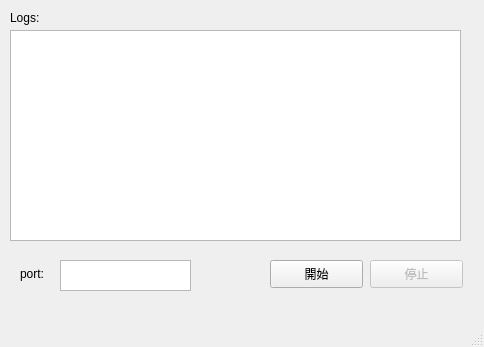
Qt form libjpeg_turbo/serverui.ui (wei-coding/NCHU-Game-Streaming) before a commit.
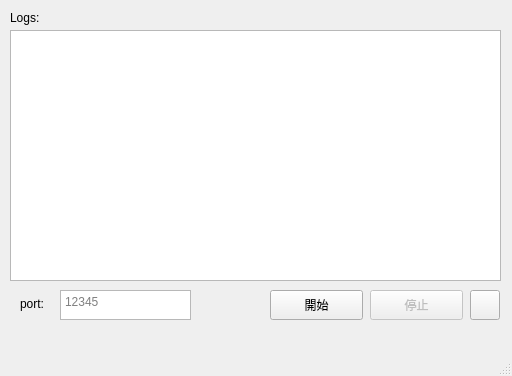
The same form after that commit. Icons and pictures are not drawn.

```diff
--- a/libjpeg_turbo/serverui.ui
+++ b/libjpeg_turbo/serverui.ui
@@ -6,8 +6,8 @@
    <rect>
     <x>0</x>
     <y>0</y>
-    <width>484</width>
-    <height>347</height>
+    <width>512</width>
+    <height>376</height>
    </rect>
   </property>
   <property name="windowTitle">
@@ -32,10 +32,19 @@
      <rect>
       <x>10</x>
       <y>30</y>
-      <width>451</width>
-      <height>211</height>
+      <width>491</width>
+      <height>251</height>
      </rect>
     </property>
+    <property name="contextMenuPolicy">
+     <enum>Qt::CustomContextMenu</enum>
+    </property>
+    <property name="statusTip">
+     <string>目前伺服器的紀錄</string>
+    </property>
+    <property name="sizeAdjustPolicy">
+     <enum>QAbstractScrollArea::AdjustToContents</enum>
+    </property>
     <property name="readOnly">
      <bool>true</bool>
     </property>
@@ -44,7 +53,7 @@
     <property name="geometry">
      <rect>
       <x>20</x>
-      <y>266</y>
+      <y>296</y>
       <width>58</width>
       <height>15</height>
      </rect>
@@ -53,23 +62,32 @@
      <string>port:</string>
     </property>
    </widget>
-   <widget class="QTextEdit" name="port">
+   <widget class="QTextEdit" name="port_textedit">
+    <property name="enabled">
+     <bool>true</bool>
+    </property>
     <property name="geometry">
      <rect>
       <x>60</x>
-      <y>260</y>
+      <y>290</y>
       <width>131</width>
-      <height>31</height>
+      <height>30</height>
      </rect>
     </property>
+    <property name="statusTip">
+     <string>輸入要開啟的port</string>
+    </property>
+    <property name="placeholderText">
+     <string>12345</string>
+    </property>
    </widget>
    <widget class="QPushButton" name="Start_Button">
     <property name="geometry">
      <rect>
       <x>270</x>
-      <y>260</y>
+      <y>290</y>
       <width>93</width>
-      <height>28</height>
+      <height>30</height>
      </rect>
     </property>
     <property name="text">
@@ -83,15 +101,32 @@
     <property name="geometry">
      <rect>
       <x>370</x>
-      <y>260</y>
+      <y>290</y>
       <width>93</width>
-      <height>28</height>
+      <height>30</height>
      </rect>
     </property>
     <property name="text">
      <string>停止</string>
     </property>
    </widget>
+   <widget class="QPushButton" name="about_button">
+    <property name="geometry">
+     <rect>
+      <x>470</x>
+      <y>290</y>
+      <width>30</width>
+      <height>30</height>
+     </rect>
+    </property>
+    <property name="text">
+     <string/>
+    </property>
+    <property name="icon">
+     <iconset resource="icons.qrc">
+      <normaloff>:/resource/question.png</normaloff>:/resource/question.png</iconset>
+    </property>
+   </widget>
   </widget>
   <widget class="QMenuBar" name="menubar">
    <property name="geometry">
```
Left out of the diff: 13 changed lines with no effect on the pictures.
